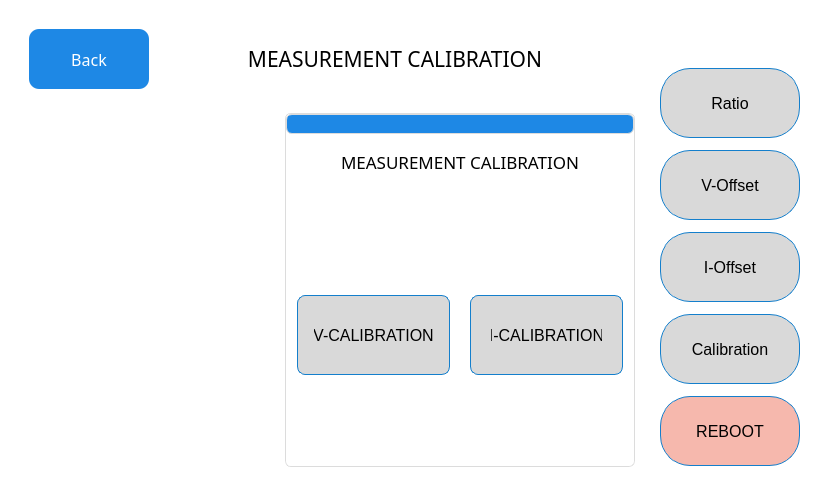
eSpark-Backup/nabilfesal-msm-fw, file QT_APP/measurements.ui: the form before one commit.
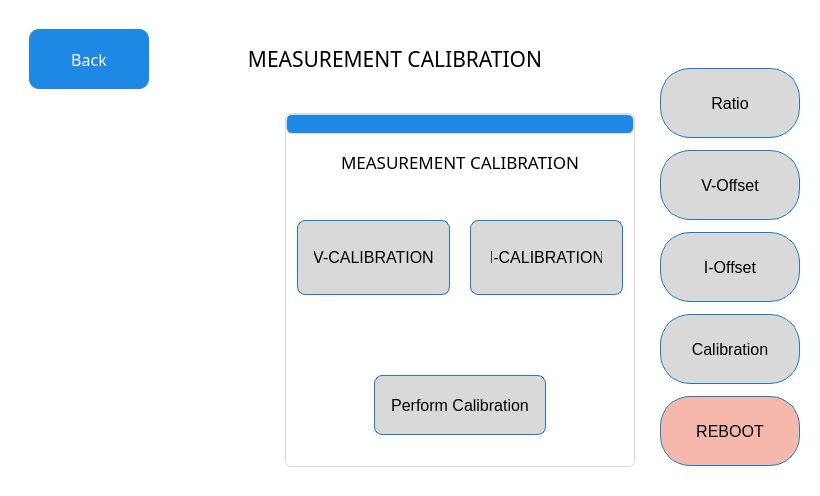
The form after the commit. The open tabs and pages were chosen to show the change. Icons and pictures are not drawn.

Commit message: Create and add calibration UI for gain

What changed in the file:
```diff
--- a/QT_APP/measurements.ui
+++ b/QT_APP/measurements.ui
@@ -2139,6 +2139,60 @@
                   </property>
                  </spacer>
                 </item>
+                <item>
+                 <widget class="QFrame" name="horizontalFrame">
+                  <property name="sizePolicy">
+                   <sizepolicy hsizetype="Preferred" vsizetype="Fixed">
+                    <horstretch>0</horstretch>
+                    <verstretch>0</verstretch>
+                   </sizepolicy>
+                  </property>
+                  <layout class="QHBoxLayout" name="horizontalLayout_34">
+                   <item>
+                    <widget class="QPushButton" name="pushButton">
+                     <property name="sizePolicy">
+                      <sizepolicy hsizetype="Fixed" vsizetype="Fixed">
+                       <horstretch>0</horstretch>
+                       <verstretch>0</verstretch>
+                      </sizepolicy>
+                     </property>
+                     <property name="minimumSize">
+                      <size>
+                       <width>0</width>
+                       <height>60</height>
+                      </size>
+                     </property>
+                     <property name="styleSheet">
+                      <string notr="true">QPushButton {
+    background-color: #D9D9D9;   /* Grey */
+    color: black;               /* White text */
+    border: 1px solid #147FCC;               /* No border line */
+    border-radius: 8px;        /* Rounded corners */
+    padding: 4px 16px;          /* Spacing inside */
+    font-size: 16px;            /* Font size */
+}
+
+QPushButton:hover {
+    background-color: #1565C0;  /* Darker blue on hover */
+}
+
+QPushButton:pressed {
+    background-color: #0D47A1;  /* Darkest blue when pressed */
+}
+QPushButton:focus {
+    outline: none;                 /* Remove dotted border */
+    background-color: #074475;     /* Brighter blue highlight */
+    border: 2px solid black;       /* White glow/border */
+}</string>
+                     </property>
+                     <property name="text">
+                      <string>Perform Calibration</string>
+                     </property>
+                    </widget>
+                   </item>
+                  </layout>
+                 </widget>
+                </item>
                </layout>
               </widget>
              </item>
```
Left out of the diff: 2 changed lines with no effect on the pictures. The commit also changes 5 other files.
